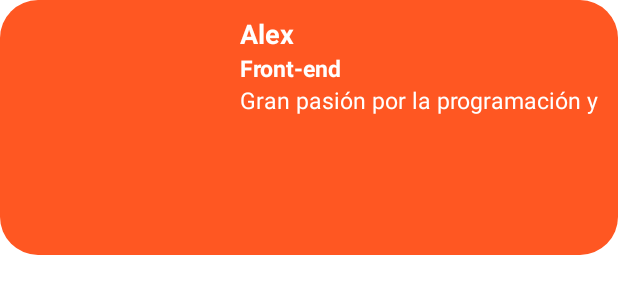
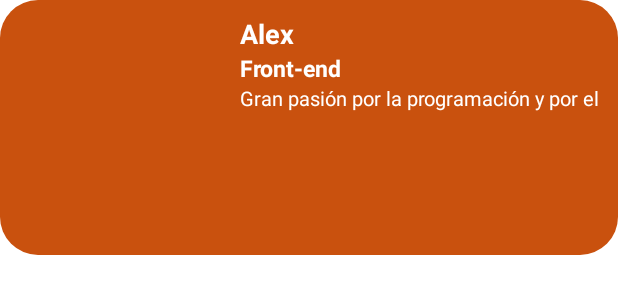
Before and after one commit to AlexDor8/Front-End, an Android app: the layout item_integrante.xml on its own in the app's theme, with its tools: preview values and no code run, on a phone screen of 412 x 824 dp. Shown: the top 300 px of the screen. Run offline under Robolectric (Android 15) with nearby library versions, the phone set to English and light mode, and no system bars.

Commit message:
Avances recyclerView (foto integrante, diseño, etc)

```diff
--- a/app/src/main/res/drawable/button_rounded.xml
+++ b/app/src/main/res/drawable/button_rounded.xml
@@ -1,5 +1,5 @@
 <?xml version="1.0" encoding="utf-8"?>
 <shape xmlns:android="http://schemas.android.com/apk/res/android">
     <corners android:radius="25dp"/>
-    <solid android:color="#FF5722"></solid>
+    <solid android:color="#C9510E"></solid>
 </shape>
--- a/app/src/main/res/layout/item_integrante.xml
+++ b/app/src/main/res/layout/item_integrante.xml
@@ -46,7 +46,7 @@
         android:layout_width="wrap_content"
         android:layout_height="wrap_content"
         android:textColor="@color/white"
-        android:textSize="15dp"
+        android:textSize="13dp"
         tools:text = "Gran pasión por la programación y por el arte digital."
         app:layout_constraintTop_toBottomOf="@+id/especializacion"
         app:layout_constraintStart_toEndOf="@+id/fotoIntegrante">
```
Also changed, not shown: app/src/main/java/com/example/basketballcoach/AboutUs.kt (+10 -9 lines), 1 other file.
